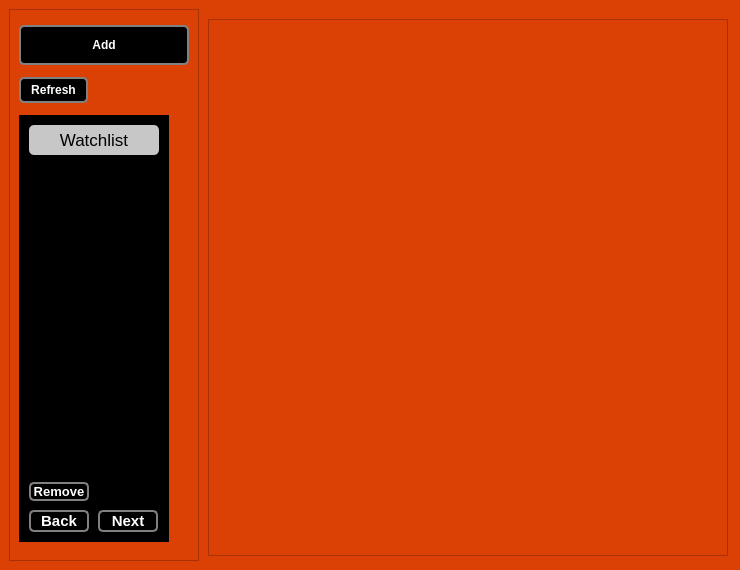
donnie58744/W.A.D.D.L.E, file ui/runningProcesses.ui: the form before one commit.
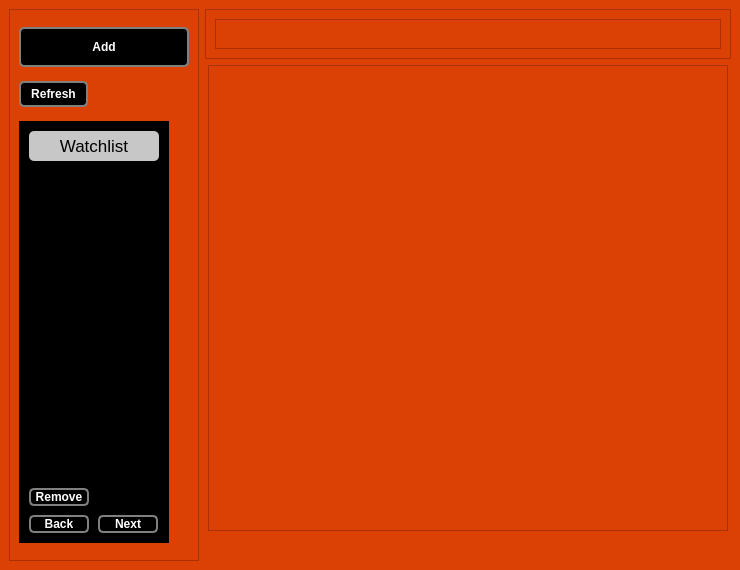
The form after the commit.

```diff
--- a/ui/runningProcesses.ui
+++ b/ui/runningProcesses.ui
@@ -38,22 +38,6 @@
    <layout class="QGridLayout" name="gridLayout">
     <item row="1" column="2">
      <layout class="QGridLayout" name="gridLayout_2">
-      <item row="0" column="0">
-       <spacer name="verticalSpacer_4">
-        <property name="orientation">
-         <enum>Qt::Vertical</enum>
-        </property>
-        <property name="sizeType">
-         <enum>QSizePolicy::Fixed</enum>
-        </property>
-        <property name="sizeHint" stdset="0">
-         <size>
-          <width>20</width>
-          <height>10</height>
-         </size>
-        </property>
-       </spacer>
-      </item>
       <item row="2" column="0">
        <spacer name="verticalSpacer_5">
         <property name="orientation">
@@ -65,7 +49,7 @@
         <property name="sizeHint" stdset="0">
          <size>
           <width>20</width>
-          <height>5</height>
+          <height>30</height>
          </size>
         </property>
        </spacer>
@@ -93,13 +77,44 @@
            <x>0</x>
            <y>0</y>
            <width>518</width>
-           <height>521</height>
+           <height>456</height>
           </rect>
          </property>
          <layout class="QGridLayout" name="gridLayout_4"/>
         </widget>
        </widget>
       </item>
+      <item row="0" column="0">
+       <widget class="QFrame" name="consoleFrame">
+        <property name="sizePolicy">
+         <sizepolicy hsizetype="Expanding" vsizetype="Fixed">
+          <horstretch>0</horstretch>
+          <verstretch>0</verstretch>
+         </sizepolicy>
+        </property>
+        <property name="maximumSize">
+         <size>
+          <width>16777215</width>
+          <height>50</height>
+         </size>
+        </property>
+        <property name="frameShape">
+         <enum>QFrame::StyledPanel</enum>
+        </property>
+        <property name="frameShadow">
+         <enum>QFrame::Raised</enum>
+        </property>
+        <layout class="QHBoxLayout" name="horizontalLayout">
+         <item>
+          <widget class="QPlainTextEdit" name="consoleLabel">
+           <property name="cursor" stdset="0">
+            <cursorShape>ForbiddenCursor</cursorShape>
+           </property>
+          </widget>
+         </item>
+        </layout>
+       </widget>
+      </item>
      </layout>
     </item>
     <item row="1" column="1">
@@ -310,7 +325,6 @@
                    </property>
                    <property name="font">
                     <font>
-                     <pointsize>11</pointsize>
                      <weight>99</weight>
                      <bold>true</bold>
                     </font>
@@ -346,7 +360,6 @@
                    </property>
                    <property name="font">
                     <font>
-                     <pointsize>11</pointsize>
                      <weight>99</weight>
                      <bold>true</bold>
                     </font>
@@ -382,7 +395,6 @@
                    </property>
                    <property name="font">
                     <font>
-                     <pointsize>10</pointsize>
                      <weight>99</weight>
                      <bold>true</bold>
                     </font>
```
